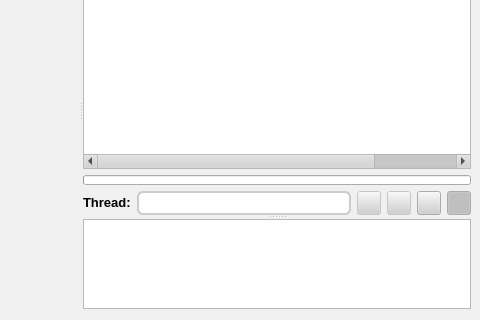
Old version of the form retroshare-gui/src/gui/ForumsDialog.ui in the repository RetroShare/RetroShare; both pictures show x 252 to 732 and y 100 to 420 of the 732 by 420 pixel window.
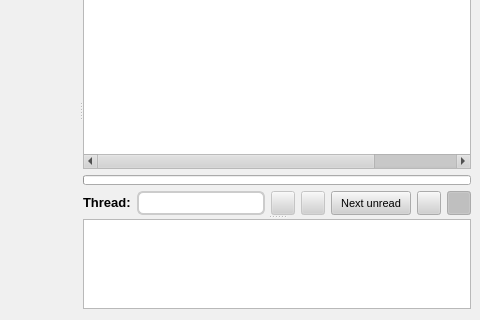
New version of the form. Icons and pictures are not drawn. Custom widgets are drawn as their Qt base class.

Commit message: added next unread button to forums (patch from devnewton #3401840)

The edit to the form file:
```diff
--- a/retroshare-gui/src/gui/ForumsDialog.ui
+++ b/retroshare-gui/src/gui/ForumsDialog.ui
@@ -950,7 +950,7 @@
             </property>
            </widget>
           </item>
-          <item row="0" column="6">
+          <item row="0" column="7">
            <widget class="QPushButton" name="expandButton">
             <property name="maximumSize">
              <size>
@@ -976,7 +976,7 @@
             </property>
            </widget>
           </item>
-          <item row="0" column="5">
+          <item row="0" column="6">
            <widget class="QPushButton" name="downloadButton">
             <property name="maximumSize">
              <size>
@@ -996,6 +996,25 @@
             </property>
            </widget>
           </item>
+          <item row="0" column="5">
+           <widget class="QPushButton" name="nextUnreadButton">
+            <property name="minimumSize">
+             <size>
+              <width>80</width>
+              <height>24</height>
+             </size>
+            </property>
+            <property name="maximumSize">
+             <size>
+              <width>80</width>
+              <height>24</height>
+             </size>
+            </property>
+            <property name="text">
+             <string>Next unread</string>
+            </property>
+           </widget>
+          </item>
          </layout>
         </item>
         <item row="0" column="0">
```
The commit also changes 2 other files.
